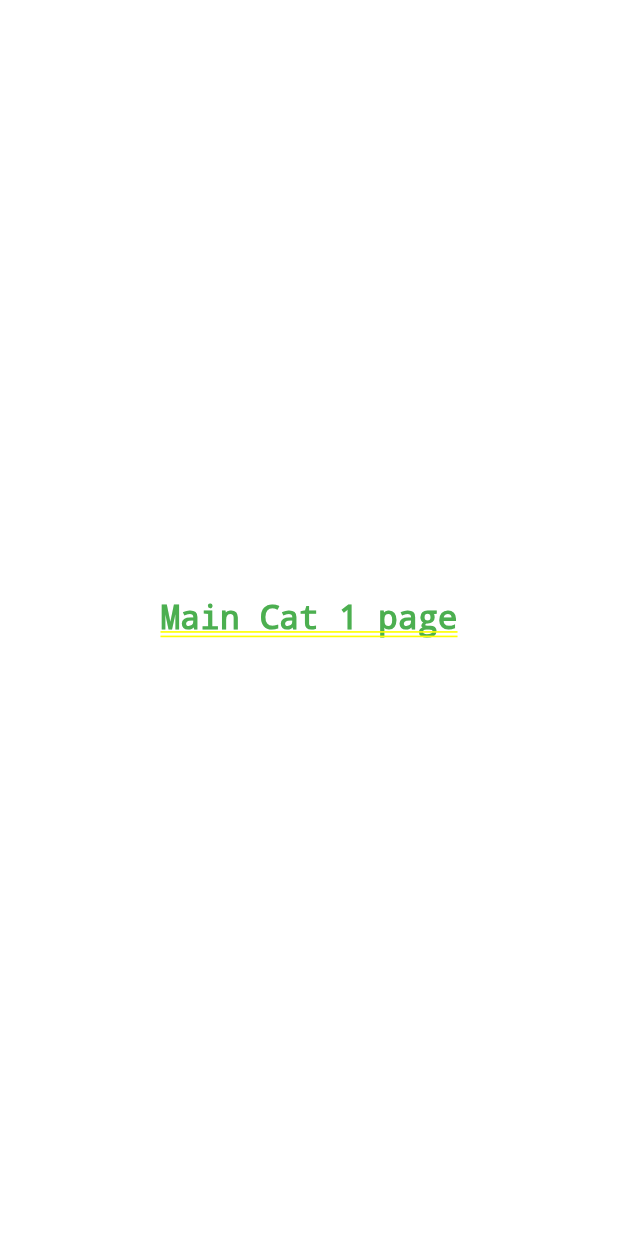
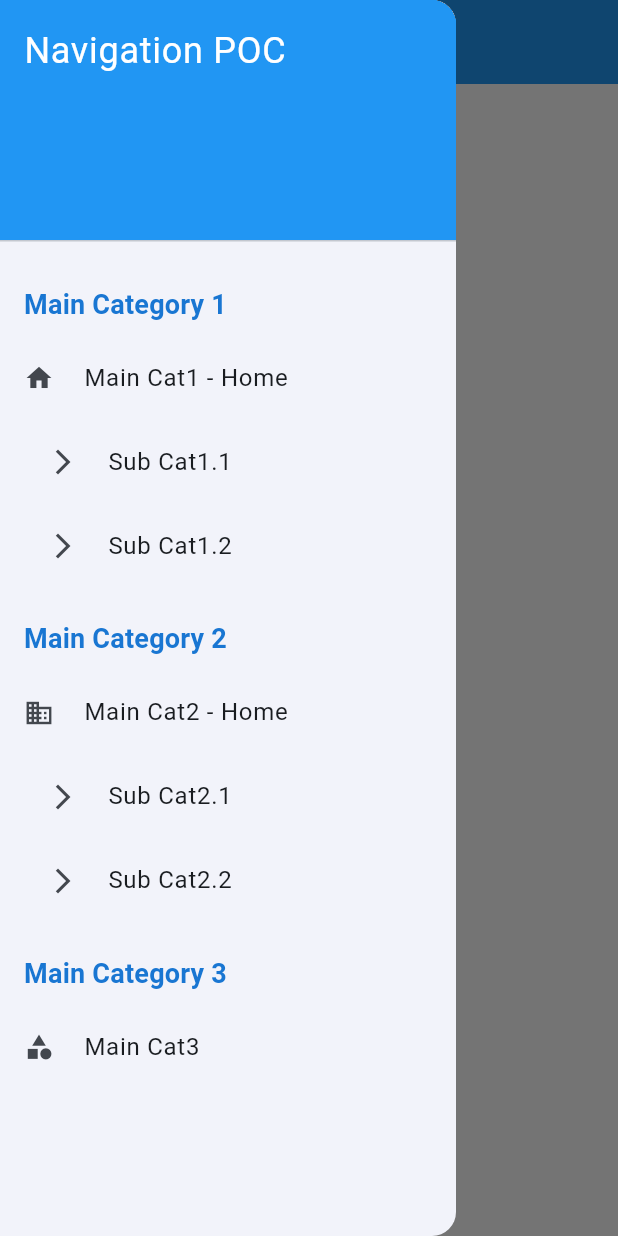
Before and after one commit to EngMahmoudMagdy/flutter_nav_poc, a Flutter app: the screen it shows after launch, with the side drawer open (before the commit the screen has no drawer), on a phone screen of 412 x 824 dp. Run offline on Flutter 3.47's test engine with Material 3 defaults, Android fonts, the phone set to English and light mode, and no system bars; our stand-ins replace auto_route.

Commit message:
drawer added but need some fixes

```diff
--- /dev/null
+++ b/lib/app_drawer.dart
@@ -0,0 +1,114 @@
+import 'package:flutter/material.dart';
+import 'package:auto_route/auto_route.dart';
+import 'package:nav_poc/route/app_router.dart';
+
+class AppDrawer extends StatelessWidget {
+  const AppDrawer({super.key});
+
+  @override
+  Widget build(BuildContext context) {
+    return Drawer(
+      child: ListView(
+        padding: EdgeInsets.zero,
+        children: [
+          const DrawerHeader(
+            decoration: BoxDecoration(
+              color: Colors.blue,
+            ),
+            child: Text(
+              'Navigation POC',
+              style: TextStyle(
+                color: Colors.white,
+                fontSize: 24,
+              ),
+            ),
+          ),
+          _buildSectionHeader(context, 'Main Category 1'),
+          _buildDrawerItem(
+            context,
+            'Main Cat1 - Home',
+            Icons.home,
+                () => context.router.push(const MainCat1Route()),
+          ),
+          _buildDrawerItem(
+            context,
+            'Sub Cat1.1',
+            Icons.arrow_forward_ios,
+                () => context.router.push(const Main1SubCat1Route()),
+            indent: 16.0,
+          ),
+          _buildDrawerItem(
+            context,
+            'Sub Cat1.2',
+            Icons.arrow_forward_ios,
+                () => context.router.push(const Main1SubCat2Route()),
+            indent: 16.0,
+          ),
+
+          _buildSectionHeader(context, 'Main Category 2'),
+          _buildDrawerItem(
+            context,
+            'Main Cat2 - Home',
+            Icons.business,
+                () => context.router.push(const MainCat2Route()),
+          ),
+          _buildDrawerItem(
+            context,
+            'Sub Cat2.1',
+            Icons.arrow_forward_ios,
+                () => context.router.push(const Main2SubCat1Route()),
+            indent: 16.0,
+          ),
+          _buildDrawerItem(
+            context,
+            'Sub Cat2.2',
+            Icons.arrow_forward_ios,
+                () => context.router.push(const Main2SubCat2Route()),
+            indent: 16.0,
+          ),
+
+          _buildSectionHeader(context, 'Main Category 3'),
+          _buildDrawerItem(
+            context,
+            'Main Cat3',
+            Icons.category,
+                () => context.router.push(const MainCat3Route()),
+          ),
+        ],
+      ),
+    );
+  }
+
+  Widget _buildSectionHeader(BuildContext context, String title) {
+    return Padding(
+      padding: const EdgeInsets.fromLTRB(16, 20, 16, 8),
+      child: Text(
+        title,
+        style: Theme.of(context).textTheme.titleMedium?.copyWith(
+          fontWeight: FontWeight.bold,
+          color: Colors.blue.shade700,
+        ),
+      ),
+    );
+  }
+
+  Widget _buildDrawerItem(
+      BuildContext context,
+      String title,
+      IconData icon,
+      VoidCallback onTap, {
+        double indent = 0.0,
+      }) {
+    return Padding(
+      padding: EdgeInsets.only(left: indent),
+      child: ListTile(
+        leading: Icon(icon, size: 20),
+        title: Text(title),
+        onTap: () {
+          Navigator.pop(context); // Close drawer
+          onTap();
+        },
+      ),
+    );
+  }
+}
--- /dev/null
+++ b/lib/app_scaffold.dart
@@ -0,0 +1,30 @@
+import 'package:flutter/material.dart';
+import 'app_drawer.dart';
+
+class AppScaffold extends StatelessWidget {
+  final String title;
+  final Widget body;
+  final Widget? floatingActionButton;
+
+  const AppScaffold({
+    super.key,
+    required this.title,
+    required this.body,
+    this.floatingActionButton,
+  });
+
+  @override
+  Widget build(BuildContext context) {
+    return Scaffold(
+      appBar: AppBar(
+        title: Text(title),
+        backgroundColor: Colors.blue,
+        foregroundColor: Colors.white,
+        elevation: 0,
+      ),
+      drawer: const AppDrawer(),
+      body: body,
+      floatingActionButton: floatingActionButton,
+    );
+  }
+}
--- a/lib/main.dart
+++ b/lib/main.dart
@@ -12,7 +12,81 @@ class MyApp extends StatelessWidget {
   @override
   Widget build(BuildContext context) {
     return MaterialApp.router(
+      title: 'Navigation POC',
+      theme: _buildLightTheme(),
       routerConfig: AppRouter().config(),
     );
   }
+
+  ThemeData _buildLightTheme() {
+    return ThemeData(
+      // Color scheme
+      colorScheme: ColorScheme.fromSeed(
+        seedColor: Colors.blue,
+        brightness: Brightness.light,
+        primary: Colors.blue,
+        secondary: Colors.blueAccent,
+      ),
+
+      // Scaffold background
+      scaffoldBackgroundColor: Colors.grey.shade50,
+
+      // App bar theme
+      appBarTheme: const AppBarTheme(
+        backgroundColor: Colors.blue,
+        foregroundColor: Colors.white,
+        elevation: 0,
+        centerTitle: true,
+        titleTextStyle: TextStyle(
+          color: Colors.white,
+          fontSize: 20,
+          fontWeight: FontWeight.w600,
+        ),
+      ),
+
+      // Text themes
+      textTheme: const TextTheme(
+        displayLarge: TextStyle(fontSize: 32, fontWeight: FontWeight.bold),
+        displayMedium: TextStyle(fontSize: 28, fontWeight: FontWeight.bold),
+        displaySmall: TextStyle(fontSize: 24, fontWeight: FontWeight.bold),
+        titleLarge: TextStyle(fontSize: 20, fontWeight: FontWeight.w600),
+        titleMedium: TextStyle(fontSize: 18, fontWeight: FontWeight.w600),
+        titleSmall: TextStyle(fontSize: 16, fontWeight: FontWeight.w600),
+        bodyLarge: TextStyle(fontSize: 16),
+        bodyMedium: TextStyle(fontSize: 14),
+        bodySmall: TextStyle(fontSize: 12),
+      ),
+      // Button themes
+      elevatedButtonTheme: ElevatedButtonThemeData(
+        style: ElevatedButton.styleFrom(
+          backgroundColor: Colors.blue,
+          foregroundColor: Colors.white,
+          padding: const EdgeInsets.symmetric(horizontal: 16, vertical: 12),
+          shape: RoundedRectangleBorder(
+            borderRadius: BorderRadius.circular(8),
+          ),
+        ),
+      ),
+
+      // Input decoration theme
+      inputDecorationTheme: InputDecorationTheme(
+        border: OutlineInputBorder(
+          borderRadius: BorderRadius.circular(8),
+          borderSide: BorderSide(color: Colors.grey.shade400),
+        ),
+        enabledBorder: OutlineInputBorder(
+          borderRadius: BorderRadius.circular(8),
+          borderSide: BorderSide(color: Colors.grey.shade400),
+        ),
+        focusedBorder: OutlineInputBorder(
+          borderRadius: BorderRadius.circular(8),
+          borderSide: const BorderSide(color: Colors.blue, width: 2),
+        ),
+        filled: true,
+        fillColor: Colors.white,
+      ),
+
+      useMaterial3: true,
+    );
+  }
 }
--- a/lib/pages/main_cat1/main_cat1.dart
+++ b/lib/pages/main_cat1/main_cat1.dart
@@ -1,5 +1,6 @@
 import 'package:auto_route/auto_route.dart';
 import 'package:flutter/material.dart';
+import 'package:nav_poc/app_scaffold.dart';
 
 @RoutePage()
 class MainCat1Page extends StatelessWidget {
@@ -7,7 +8,8 @@ class MainCat1Page extends StatelessWidget {
 
   @override
   Widget build(BuildContext context) {
-    return Container(
+    return AppScaffold(
+      body: Container(
         color: Colors.white.withAlpha(100),
         child: Column(
           mainAxisAlignment: MainAxisAlignment.center,
@@ -21,6 +23,7 @@ class MainCat1Page extends StatelessWidget {
             ),
           ],
         ),
+      ), title: 'Main Cat 1 page',
     );
   }
 }
--- a/lib/pages/main_cat1/sub_cat/main1_sub_cat1.dart
+++ b/lib/pages/main_cat1/sub_cat/main1_sub_cat1.dart
@@ -1,5 +1,6 @@
 import 'package:auto_route/auto_route.dart';
 import 'package:flutter/material.dart';
+import 'package:nav_poc/app_scaffold.dart';
 
 @RoutePage()
 class Main1SubCat1Page extends StatelessWidget {
@@ -7,7 +8,8 @@ class Main1SubCat1Page extends StatelessWidget {
 
   @override
   Widget build(BuildContext context) {
-    return Container(
+    return AppScaffold(
+      body: Container(
         color: Colors.amber.withAlpha(20),
         child: Column(
           mainAxisAlignment: MainAxisAlignment.center,
@@ -21,6 +23,7 @@ class Main1SubCat1Page extends StatelessWidget {
             ),
           ],
         ),
+      ), title: 'Main 1 Sub Cat 1 page',
     );
   }
 }
--- a/lib/pages/main_cat1/sub_cat/main1_sub_cat2.dart
+++ b/lib/pages/main_cat1/sub_cat/main1_sub_cat2.dart
@@ -1,5 +1,6 @@
 import 'package:auto_route/auto_route.dart';
 import 'package:flutter/material.dart';
+import 'package:nav_poc/app_scaffold.dart';
 
 @RoutePage()
 class Main1SubCat2Page extends StatelessWidget {
@@ -7,7 +8,8 @@ class Main1SubCat2Page extends StatelessWidget {
 
   @override
   Widget build(BuildContext context) {
-    return Container(
+    return AppScaffold(
+      body: Container(
         color: Colors.amber.withAlpha(20),
         child: Column(
           mainAxisAlignment: MainAxisAlignment.center,
@@ -21,6 +23,8 @@ class Main1SubCat2Page extends StatelessWidget {
             ),
           ],
         ),
+      ),
+      title: 'Main 1 Sub Cat 2 page',
     );
   }
 }
--- a/lib/pages/main_cat2/main_cat2.dart
+++ b/lib/pages/main_cat2/main_cat2.dart
@@ -1,5 +1,6 @@
 import 'package:auto_route/auto_route.dart';
 import 'package:flutter/material.dart';
+import 'package:nav_poc/app_scaffold.dart';
 
 @RoutePage()
 class MainCat2Page extends StatelessWidget {
@@ -7,7 +8,8 @@ class MainCat2Page extends StatelessWidget {
 
   @override
   Widget build(BuildContext context) {
-    return Container(
+    return AppScaffold(
+      body: Container(
         color: Colors.red.withAlpha(20),
         child: Column(
           mainAxisAlignment: MainAxisAlignment.center,
@@ -21,6 +23,8 @@ class MainCat2Page extends StatelessWidget {
             ),
           ],
         ),
+      ),
+      title: 'Main Cat 2 page',
     );
   }
 }
--- a/lib/pages/main_cat2/sub_cat/main2_sub_cat1.dart
+++ b/lib/pages/main_cat2/sub_cat/main2_sub_cat1.dart
@@ -1,5 +1,6 @@
 import 'package:auto_route/auto_route.dart';
 import 'package:flutter/material.dart';
+import 'package:nav_poc/app_scaffold.dart';
 
 @RoutePage()
 class Main2SubCat1Page extends StatelessWidget {
@@ -7,7 +8,8 @@ class Main2SubCat1Page extends StatelessWidget {
 
   @override
   Widget build(BuildContext context) {
-    return Container(
+    return AppScaffold(
+      body: Container(
         color: Colors.red.withAlpha(20),
         child: Column(
           mainAxisAlignment: MainAxisAlignment.center,
@@ -21,6 +23,7 @@ class Main2SubCat1Page extends StatelessWidget {
             ),
           ],
         ),
+      ), title: 'Main 2 Sub Cat 1 page',
     );
   }
 }
--- a/lib/pages/main_cat2/sub_cat/main2_sub_cat2.dart
+++ b/lib/pages/main_cat2/sub_cat/main2_sub_cat2.dart
@@ -1,5 +1,6 @@
 import 'package:auto_route/auto_route.dart';
 import 'package:flutter/material.dart';
+import 'package:nav_poc/app_scaffold.dart';
 
 @RoutePage()
 class Main2SubCat2Page extends StatelessWidget {
@@ -7,7 +8,8 @@ class Main2SubCat2Page extends StatelessWidget {
 
   @override
   Widget build(BuildContext context) {
-    return Container(
+    return AppScaffold(
+      body: Container(
         color: Colors.red.withAlpha(20),
         child: Column(
           mainAxisAlignment: MainAxisAlignment.center,
@@ -21,6 +23,7 @@ class Main2SubCat2Page extends StatelessWidget {
             ),
           ],
         ),
+      ), title: 'Main 2 Sub Cat 2 page',
     );
   }
 }
--- a/lib/pages/main_cat3/main_cat3.dart
+++ b/lib/pages/main_cat3/main_cat3.dart
@@ -1,5 +1,6 @@
 import 'package:auto_route/auto_route.dart';
 import 'package:flutter/material.dart';
+import 'package:nav_poc/app_scaffold.dart';
 
 @RoutePage()
 class MainCat3Page extends StatelessWidget {
@@ -7,7 +8,8 @@ class MainCat3Page extends StatelessWidget {
 
   @override
   Widget build(BuildContext context) {
-    return Container(
+    return AppScaffold(
+      body: Container(
         color: Colors.blue.withAlpha(20),
         child: Column(
           mainAxisAlignment: MainAxisAlignment.center,
@@ -21,6 +23,8 @@ class MainCat3Page extends StatelessWidget {
             ),
           ],
         ),
+      ),
+      title: 'Main Cat 3 page',
     );
   }
 }
```
Lines whose indentation alone changed are shown as unchanged.
